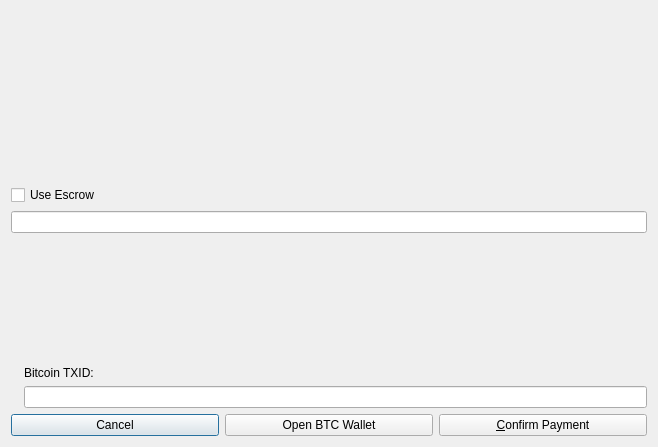
greggdourgarian/syscoin2, file src/qt/forms/offeracceptdialogbtc.ui: the form before one commit.
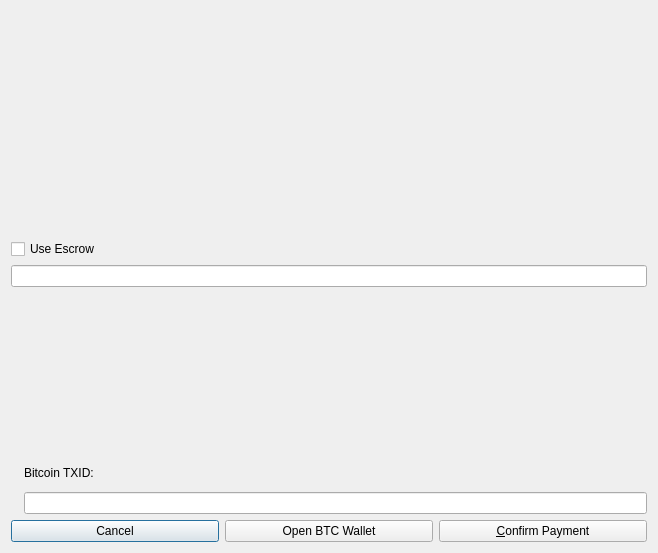
The form after the commit.

Commit message: resize payment screens

The edit to the form file:
```diff
--- a/src/qt/forms/offeracceptdialogbtc.ui
+++ b/src/qt/forms/offeracceptdialogbtc.ui
@@ -7,7 +7,7 @@
     <x>0</x>
     <y>0</y>
     <width>658</width>
-    <height>447</height>
+    <height>553</height>
    </rect>
   </property>
   <property name="windowTitle">
```
The commit also changes 2 other files.
